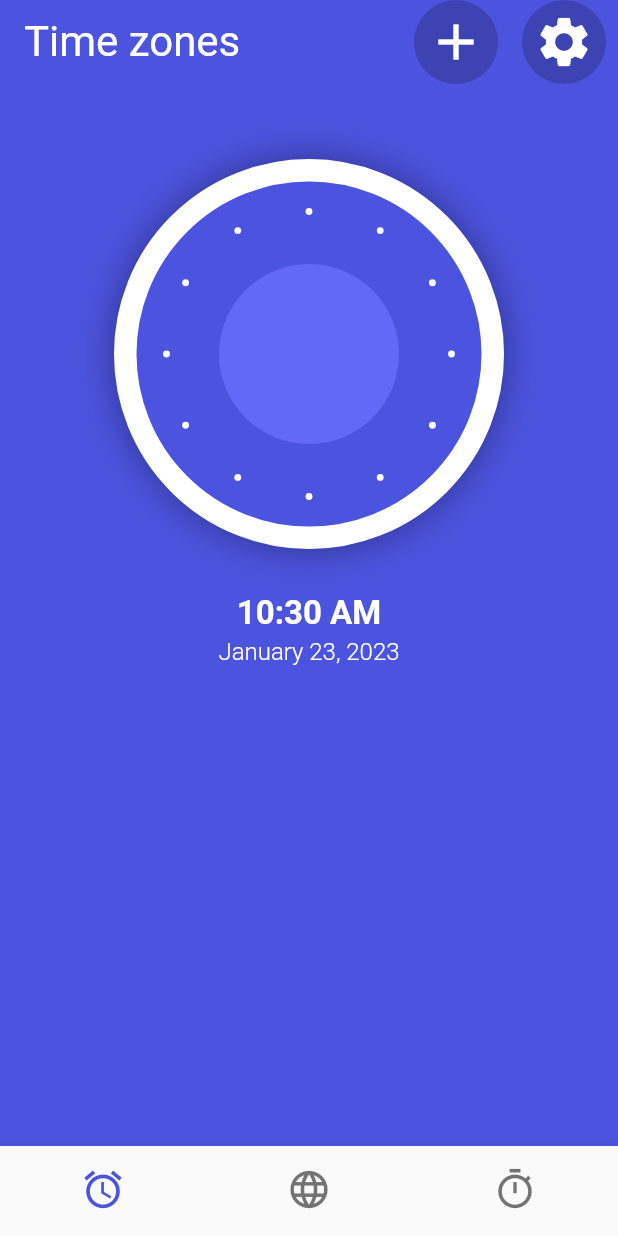
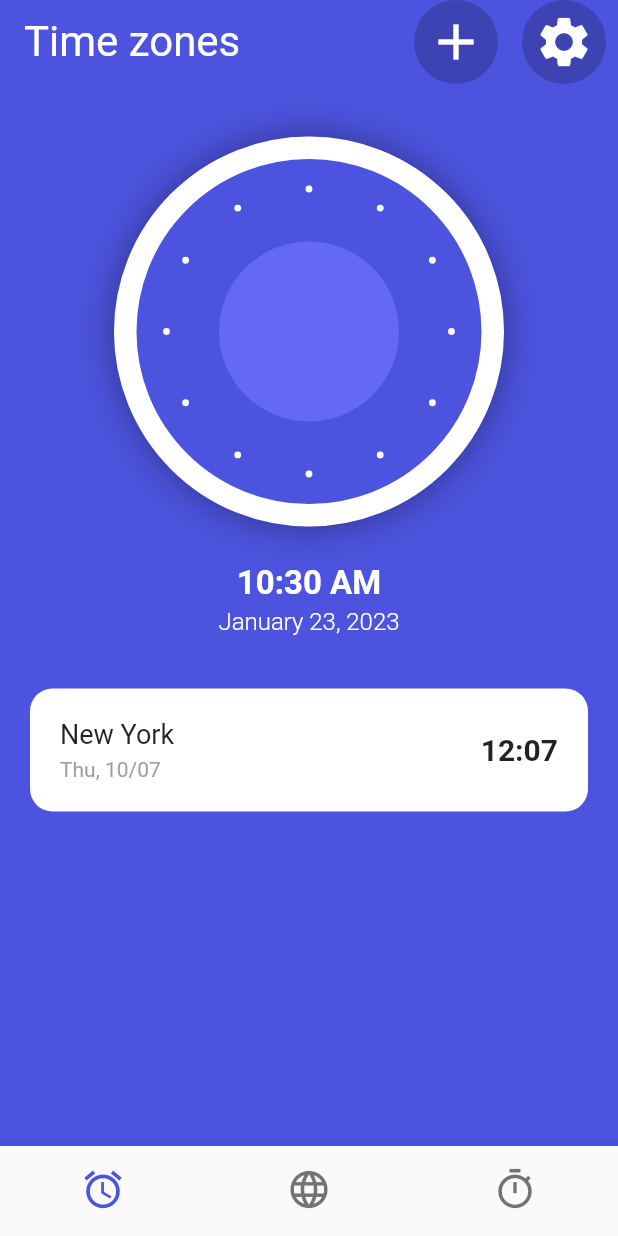
Before and after one commit to eomgerm/flutter_clock, a Flutter app: the screen it shows after launch, on a phone screen of 412 x 824 dp. Run offline on Flutter 3.47's test engine with Material 2 defaults, Android fonts, the phone set to English and light mode, and no system bars.

Commit message:
CityTimeCard added

```diff
--- a/lib/main.dart
+++ b/lib/main.dart
@@ -1,5 +1,6 @@
 import 'package:flutter/material.dart';
 import 'package:flutter_clock/painter/seconds_painter.dart';
+import 'package:flutter_clock/widget/city_time_card.dart';
 import 'package:flutter_clock/widget/clock_text.dart';
 
 void main() {
@@ -58,7 +59,7 @@ class App extends StatelessWidget {
         body: Column(
           children: [
             const SizedBox(
-              height: 50,
+              height: 35,
             ),
             Center(
               child: Stack(
@@ -100,9 +101,22 @@ class App extends StatelessWidget {
               ),
             ),
             const SizedBox(
-              height: 30,
+              height: 25,
             ),
             const ClockText(),
+            const SizedBox(
+              height: 35,
+            ),
+            SingleChildScrollView(
+              child: Padding(
+                padding: const EdgeInsets.symmetric(horizontal: 20),
+                child: Column(
+                  children: const [
+                    CityTimeCard(),
+                  ],
+                ),
+              ),
+            )
           ],
         ),
         bottomNavigationBar: BottomNavigationBar(
--- /dev/null
+++ b/lib/widget/city_time_card.dart
@@ -0,0 +1,47 @@
+import 'package:flutter/material.dart';
+
+class CityTimeCard extends StatelessWidget {
+  const CityTimeCard({
+    Key? key,
+  }) : super(key: key);
+
+  @override
+  Widget build(BuildContext context) {
+    return Container(
+      decoration: BoxDecoration(
+        borderRadius: BorderRadius.circular(15),
+        color: Colors.white,
+      ),
+      child: Padding(
+        padding: const EdgeInsets.all(20),
+        child: Row(
+          mainAxisAlignment: MainAxisAlignment.spaceBetween,
+          children: [
+            Column(
+              crossAxisAlignment: CrossAxisAlignment.start,
+              children: const [
+                Text(
+                  'New York',
+                  style: TextStyle(
+                    fontSize: 18,
+                  ),
+                ),
+                SizedBox(
+                  height: 5,
+                ),
+                Text(
+                  'Thu, 10/07',
+                  style: TextStyle(color: Colors.grey),
+                ),
+              ],
+            ),
+            const Text(
+              '12:07',
+              style: TextStyle(fontSize: 20, fontWeight: FontWeight.w600),
+            ),
+          ],
+        ),
+      ),
+    );
+  }
+}
```
